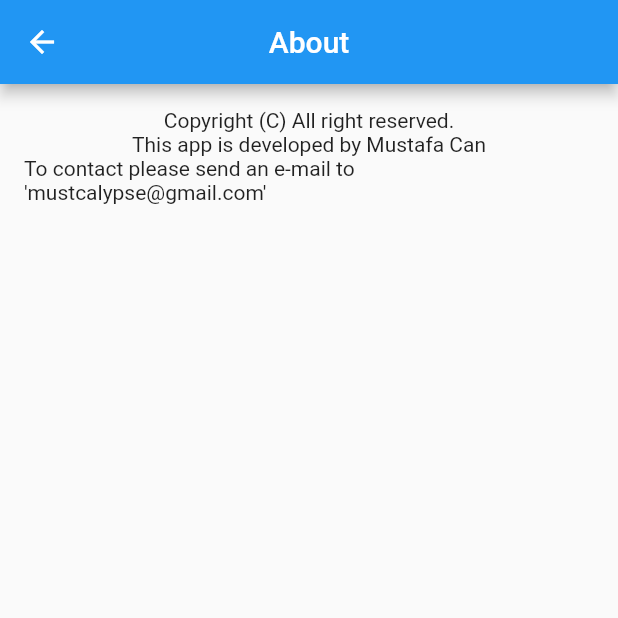
After one commit to mc4n/meftun, a Flutter app: the screen it shows after launch, after a tap on "About", on a phone screen of 412 x 824 dp, the top half of it. The commit adds this screen. Run offline on Flutter 3.47's test engine with Material 2 defaults, Android fonts, the phone set to English and light mode, and no system bars.

Commit message:
about page added

```diff
--- /dev/null
+++ b/lib/pages/about.dart
@@ -0,0 +1,32 @@
+// -- external libs
+
+import 'package:flutter/material.dart';
+import 'package:flutter/cupertino.dart';
+// --
+
+class AboutPage extends StatefulWidget {
+  @override
+  State<StatefulWidget> createState() => new _AboutPageState();
+}
+
+class _AboutPageState extends State<AboutPage> {
+  @override
+  Widget build(BuildContext context) {
+    return new Scaffold(
+      appBar: AppBar(
+        title: new Text("About"),
+        centerTitle: true,
+      ),
+      body: new Container(
+        padding: EdgeInsets.all(16.0),
+        child: new Column(
+          children: <Widget>[
+            Text("Copyright (C) All right reserved."),
+            Text("This app is developed by Mustafa Can"),
+            Text("To contact please send an e-mail to 'mustcalypse@gmail.com'")
+          ],
+        ),
+      ),
+    );
+  }
+}
--- a/lib/pages/login.dart
+++ b/lib/pages/login.dart
@@ -6,6 +6,8 @@ import 'package:me_flutting/board.dart';
 import 'package:me_flutting/models/mock_repo.dart';
 import 'package:me_flutting/models/person.dart';
 import 'package:me_flutting/pages/signup.dart';
+
+import 'about.dart';
 // --
 
 class LoginPage extends StatefulWidget {
@@ -79,6 +81,10 @@ class _LoginPageState extends State<LoginPage> {
             child: new Text('Sign Up'),
             onPressed: _createAccountClaimed,
           ),
+          new TextButton(
+            child: new Text('About'),
+            onPressed: _aboutClaimed,
+          ),
         ],
       ),
     );
@@ -108,4 +114,11 @@ class _LoginPageState extends State<LoginPage> {
       MaterialPageRoute(builder: (context) => RegisterPage()),
     );
   }
+
+  void _aboutClaimed() {
+    Navigator.push(
+      context,
+      MaterialPageRoute(builder: (context) => AboutPage()),
+    );
+  }
 }
```
